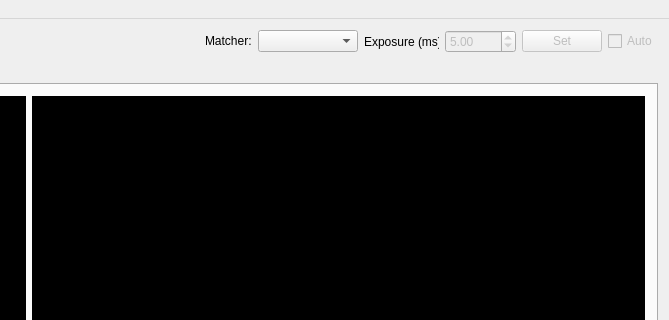
Old version of the form src/mainwindow.ui in the repository i3drobotics/stereo-vision-toolkit; both pictures show x 611 to 1280 and y 0 to 320 of the 1280 by 800 pixel window.
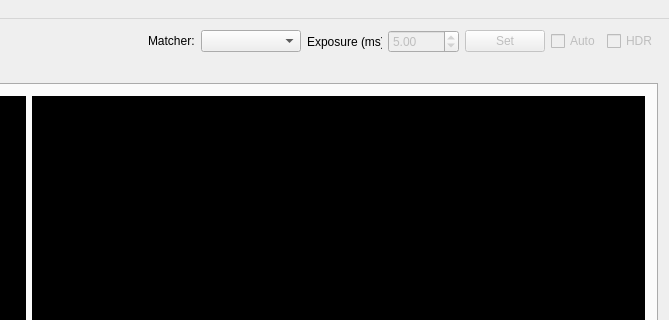
New version of the form.

```diff
--- a/src/mainwindow.ui
+++ b/src/mainwindow.ui
@@ -317,6 +317,16 @@
           </property>
          </widget>
         </item>
+        <item row="1" column="4">
+         <widget class="QCheckBox" name="enableHDRCheckbox">
+          <property name="enabled">
+           <bool>false</bool>
+          </property>
+          <property name="text">
+           <string>HDR</string>
+          </property>
+         </widget>
+        </item>
        </layout>
       </item>
      </layout>
```
